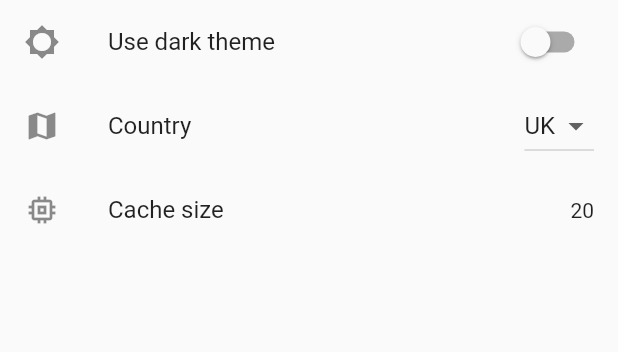
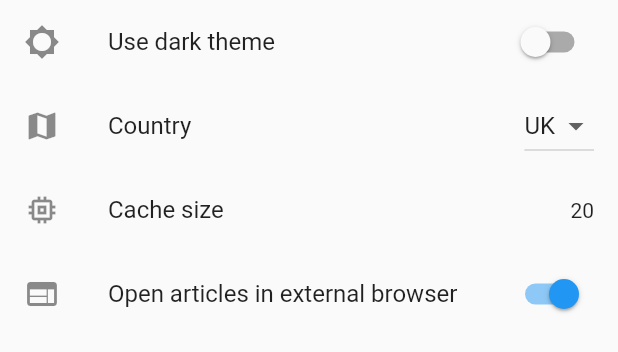
Before and after one commit to yurijdvornyk/News-App, a Flutter app: the SettingsPage widget shown alone on an empty page, opened directly, on a phone screen of 412 x 824 dp. Shown: the top 352 px of the screen. Run offline on Flutter 3.47's test engine with Material 2 defaults, Android fonts, the phone set to English and light mode, and no system bars; our stand-ins replace numberpicker, share, shared_preferences, sqflite, transparent_image; accounts and stored records are empty; network calls fail.

Commit message:
Add possibility to use built-in browser.

```diff
--- a/lib/main.dart
+++ b/lib/main.dart
@@ -45,4 +45,5 @@ TODO: Bloc Pattern!!! https://medium.com/@frmineoapps/flutter-bloc-pattern-and-a
 BLOC: https://medium.com/flutterpub/architecting-your-flutter-project-bd04e144a8f1
 About streams: https://medium.com/flutter-community/reactive-programming-streams-bloc-6f0d2bd2d248
 Layout guide: https://flutter.dev/docs/development/ui/layout
+Platform-specific code: https://flutter.dev/docs/development/platform-integration/platform-channels
 */
--- a/lib/view/settings_page.dart
+++ b/lib/view/settings_page.dart
@@ -63,7 +63,20 @@ class _SettingsPageState extends State<SettingsPage> {
                 trailing: Text(number.toString()),
                 onTap: () => _showDialog(number),
               );
-            })
+            }),
+        StreamBuilder(
+            initialData: true,
+            stream: settingsBloc.useExternalBrowserStream,
+            builder: (context, AsyncSnapshot<bool> snapshot) {
+              return ListTile(
+                leading: Icon(Icons.web),
+                title: Text("Open articles in external browser"),
+                trailing: Switch(
+                  value: snapshot.hasData ? snapshot.data : true,
+                  onChanged: (value) => settingsBloc.useExternalBrowser(value),
+                ),
+              );
+            }),
       ];
 
   @override
```
Also changed, not shown: lib/blocs/settings_bloc.dart (+7 -2 lines).
